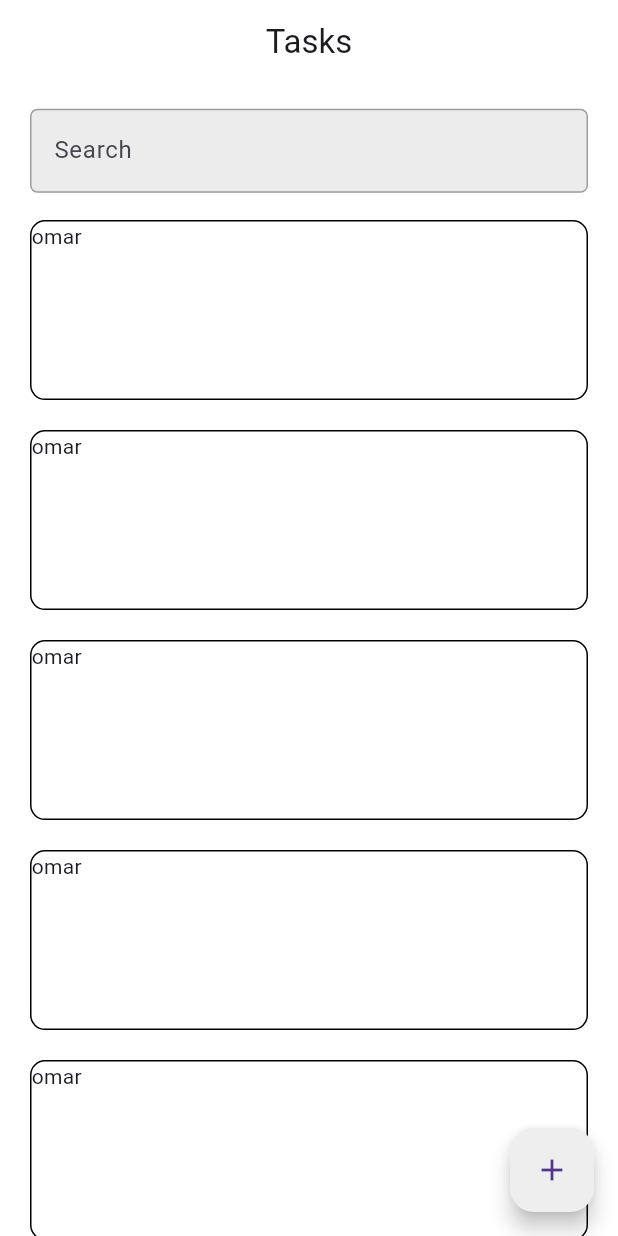
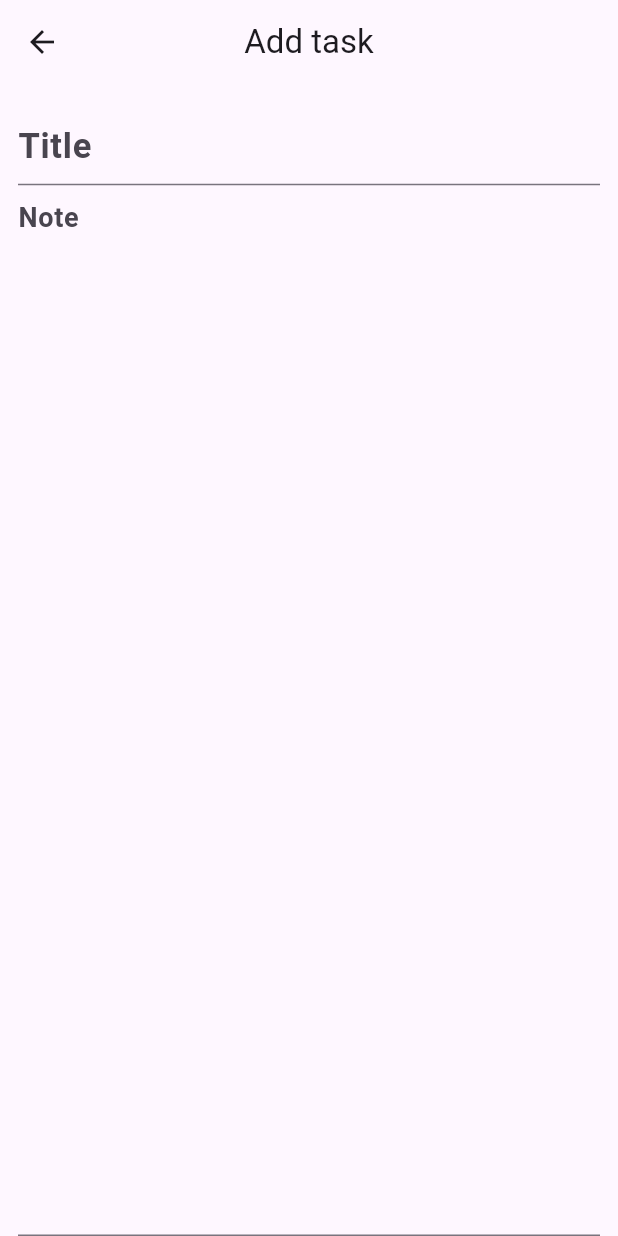
Before and after one commit to OmarWheed/note_app, a Flutter app: the screen it shows after launch, after a tap on the "add" icon, on a phone screen of 412 x 824 dp. Run offline on Flutter 3.47's test engine with Material 3 defaults, Android fonts, the phone set to English and light mode, and no system bars.

Commit message:
add Screen done

```diff
--- /dev/null
+++ b/lib/addnote/add_note_screen.dart
@@ -0,0 +1,34 @@
+import 'package:flutter/material.dart';
+import 'package:note_app/addnote/add_note_text_field.dart';
+
+class AddNoteScreen extends StatelessWidget {
+  const AddNoteScreen({super.key});
+  @override
+  Widget build(BuildContext context) {
+    return Scaffold(
+        appBar: AppBar(
+          centerTitle: true,
+          title: const Text("Add task"),
+        ),
+        body: Padding(
+          padding: const EdgeInsets.symmetric(horizontal: 12),
+          child: Column(
+            children: [
+              SizedBox(
+                height: MediaQuery.of(context).size.height * 0.02,
+              ),
+              const TitleForm(
+                fontSize: 23,
+                hintText: "Title",
+              ),
+              Expanded(
+                child: TitleForm(
+                  maxLines: MediaQuery.of(context).size.height.toInt(),
+                  hintText: "Note",
+                ),
+              ),
+            ],
+          ),
+        ));
+  }
+}
--- /dev/null
+++ b/lib/addnote/add_note_text_field.dart
@@ -0,0 +1,21 @@
+import 'package:flutter/material.dart';
+
+class TitleForm extends StatelessWidget {
+  const TitleForm({super.key, this.hintText, this.maxLines, this.fontSize});
+  final String? hintText;
+  final int? maxLines;
+  final double? fontSize;
+  @override
+  Widget build(BuildContext context) {
+    return TextFormField(
+      maxLines: maxLines,
+      onTapOutside: (event) => FocusManager.instance.primaryFocus?.unfocus(),
+      decoration: InputDecoration(
+          hintText: hintText,
+          hintStyle: TextStyle(
+            fontSize: fontSize ?? 18,
+            fontWeight: FontWeight.bold,
+          )),
+    );
+  }
+}
--- a/lib/home/home_view/home_view.dart
+++ b/lib/home/home_view/home_view.dart
@@ -1,4 +1,5 @@
 import 'package:flutter/material.dart';
+import 'package:note_app/addnote/add_note_screen.dart';
 import 'package:note_app/home/home_widget/list_view_item.dart';
 import 'package:note_app/home/home_widget/search_title.dart';
 
@@ -9,7 +10,11 @@ class HomeView extends StatelessWidget {
     return Scaffold(
       floatingActionButton: FloatingActionButton(
         backgroundColor: Colors.grey.shade200,
-        onPressed: () {},
+        onPressed: () {
+          //go to add note screen
+          Navigator.push(context,
+              MaterialPageRoute(builder: (context) => const AddNoteScreen()));
+        },
         child: const Icon(Icons.add),
       ),
       backgroundColor: Colors.white,
@@ -18,7 +23,6 @@ class HomeView extends StatelessWidget {
         centerTitle: true,
         title: const Text('Tasks'),
       ),
-
       body: Column(
         children: [
           SizedBox(
```
